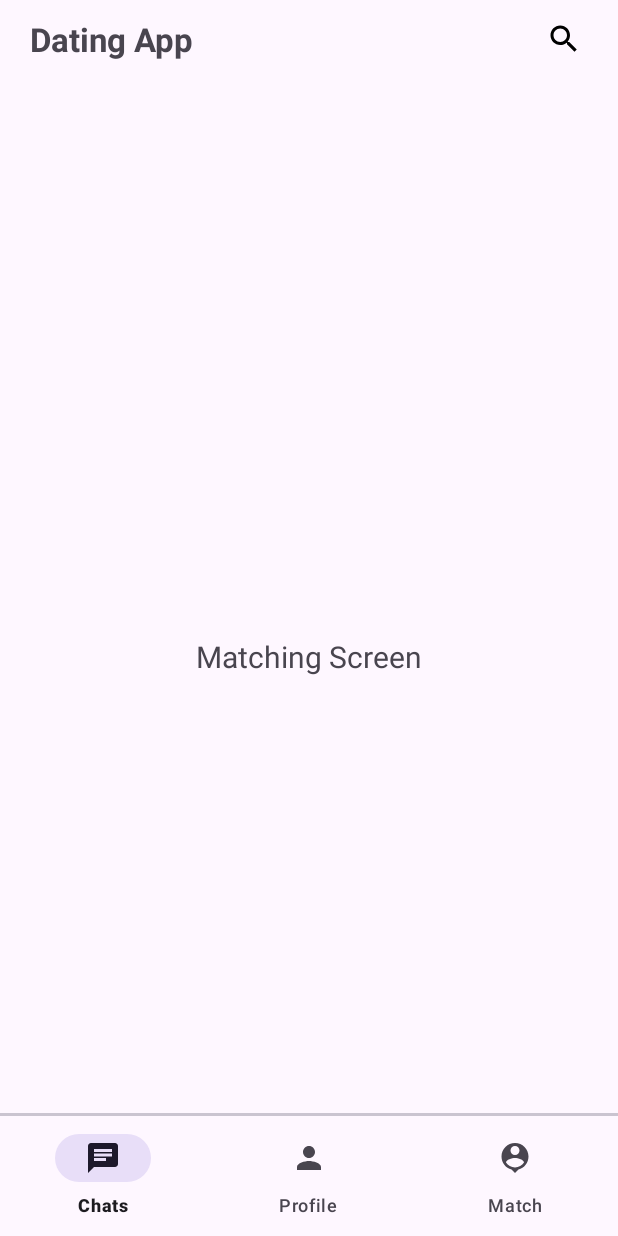
After one commit to csis-4175-project/DatingApp, an Android app: the fragment MatchingFragment placed in its activity, on a phone screen of 412 x 824 dp. The commit adds this screen. Run offline under Robolectric (Android 15) with nearby library versions, the phone set to English and light mode, and no system bars.

Commit message:
added main ui and different fragements for chating, prfile and matching

```diff
--- a/TermProject_DatingApp/app/src/main/AndroidManifest.xml
+++ b/TermProject_DatingApp/app/src/main/AndroidManifest.xml
@@ -13,6 +13,12 @@
         android:theme="@style/Theme.TermProject_DatingApp"
         tools:targetApi="31">
         <activity
+            android:name=".SearchUserActivity"
+            android:exported="false" />
+        <activity
+            android:name=".MainActivity"
+            android:exported="false" />
+        <activity
             android:name=".Splash_Screen_Activity"
             android:exported="true">
             <intent-filter>
--- /dev/null
+++ b/TermProject_DatingApp/app/src/main/java/com/example/termproject_datingapp/ChatFragment.java
@@ -0,0 +1,24 @@
+package com.example.termproject_datingapp;
+
+import android.os.Bundle;
+
+import androidx.fragment.app.Fragment;
+
+import android.view.LayoutInflater;
+import android.view.View;
+import android.view.ViewGroup;
+
+public class ChatFragment extends Fragment {
+
+
+    public ChatFragment() {
+        // Required empty public constructor
+    }
+
+
+    @Override
+    public View onCreateView(LayoutInflater inflater, ViewGroup container, Bundle savedInstanceState) {
+        // Inflate the layout for this fragment
+        return inflater.inflate(R.layout.fragment_chat, container, false);
+    }
+}
--- /dev/null
+++ b/TermProject_DatingApp/app/src/main/java/com/example/termproject_datingapp/MainActivity.java
@@ -0,0 +1,64 @@
+package com.example.termproject_datingapp;
+
+import androidx.annotation.NonNull;
+import androidx.appcompat.app.AppCompatActivity;
+
+import android.content.Intent;
+import android.os.Bundle;
+import android.view.MenuItem;
+import android.view.View;
+import android.widget.ImageButton;
+
+import com.google.android.material.bottomnavigation.BottomNavigationView;
+import com.google.android.material.navigation.NavigationBarView;
+
+public class MainActivity extends AppCompatActivity {
+
+    BottomNavigationView bottomNavigationView;
+    ImageButton searchButton;
+
+    ChatFragment chatFragment;
+    ProfileFragment profileFragment;
+
+    MatchingFragment matchingFragment;
+
+    @Override
+    protected void onCreate(Bundle savedInstanceState) {
+        super.onCreate(savedInstanceState);
+        setContentView(R.layout.activity_main);
+
+
+        chatFragment = new ChatFragment();
+        profileFragment = new ProfileFragment();
+        matchingFragment = new MatchingFragment();
+
+        bottomNavigationView = findViewById(R.id.bottom_nav);
+        searchButton  = findViewById(R.id.main_search_button);
+
+        searchButton.setOnClickListener(new View.OnClickListener() {
+            @Override
+            public void onClick(View view) {
+                startActivity( new Intent(MainActivity.this, SearchUserActivity.class));
+            }
+        });
+
+        bottomNavigationView.setOnItemSelectedListener(new NavigationBarView.OnItemSelectedListener() {
+            @Override
+            public boolean onNavigationItemSelected(@NonNull MenuItem item) {
+                if(item.getItemId() == R.id.menu_chat){
+                    getSupportFragmentManager().beginTransaction().replace(R.id.main_frame_layout, chatFragment).commit();
+                }
+
+                if(item.getItemId() == R.id.menu_profile){
+                    getSupportFragmentManager().beginTransaction().replace(R.id.main_frame_layout, profileFragment).commit();
+                }
+
+                if(item.getItemId() == R.id.matching_profile){
+                    getSupportFragmentManager().beginTransaction().replace(R.id.main_frame_layout, matchingFragment).commit();
+                }
+                return true;
+            }
+        });
+        bottomNavigationView.setSelectedItemId(R.id.menu_chat);
+    }
+}
--- /dev/null
+++ b/TermProject_DatingApp/app/src/main/java/com/example/termproject_datingapp/MatchingFragment.java
@@ -0,0 +1,25 @@
+package com.example.termproject_datingapp;
+
+import android.os.Bundle;
+
+import androidx.fragment.app.Fragment;
+
+import android.view.LayoutInflater;
+import android.view.View;
+import android.view.ViewGroup;
+
+public class MatchingFragment extends Fragment {
+
+
+    public MatchingFragment() {
+        // Required empty public constructor
+    }
+
+
+    @Override
+    public View onCreateView(LayoutInflater inflater, ViewGroup container,
+                             Bundle savedInstanceState) {
+        // Inflate the layout for this fragment
+        return inflater.inflate(R.layout.fragment_matching, container, false);
+    }
+}
--- /dev/null
+++ b/TermProject_DatingApp/app/src/main/java/com/example/termproject_datingapp/ProfileFragment.java
@@ -0,0 +1,22 @@
+package com.example.termproject_datingapp;
+
+import android.os.Bundle;
+
+import androidx.fragment.app.Fragment;
+
+import android.view.LayoutInflater;
+import android.view.View;
+import android.view.ViewGroup;
+
+public class ProfileFragment extends Fragment {
+    public ProfileFragment() {
+        // Required empty public constructor
+    }
+
+    @Override
+    public View onCreateView(LayoutInflater inflater, ViewGroup container,
+                             Bundle savedInstanceState) {
+        // Inflate the layout for this fragment
+        return inflater.inflate(R.layout.fragment_profile, container, false);
+    }
+}
--- /dev/null
+++ b/TermProject_DatingApp/app/src/main/java/com/example/termproject_datingapp/SearchUserActivity.java
@@ -0,0 +1,14 @@
+package com.example.termproject_datingapp;
+
+import androidx.appcompat.app.AppCompatActivity;
+
+import android.os.Bundle;
+
+public class SearchUserActivity extends AppCompatActivity {
+
+    @Override
+    protected void onCreate(Bundle savedInstanceState) {
+        super.onCreate(savedInstanceState);
+        setContentView(R.layout.activity_search_user);
+    }
+}
--- a/TermProject_DatingApp/app/src/main/java/com/example/termproject_datingapp/Splash_Screen_Activity.java
+++ b/TermProject_DatingApp/app/src/main/java/com/example/termproject_datingapp/Splash_Screen_Activity.java
@@ -2,6 +2,7 @@ package com.example.termproject_datingapp;
 
 import androidx.appcompat.app.AppCompatActivity;
 
+import android.content.Intent;
 import android.os.Bundle;
 import android.os.Handler;
 import android.widget.TextView;
@@ -17,7 +18,7 @@ public class Splash_Screen_Activity extends AppCompatActivity {
     @Override
     protected void onCreate(Bundle savedInstanceState) {
         super.onCreate(savedInstanceState);
-        setContentView(R.layout.activity_main);
+        setContentView(R.layout.splash_screen_activity);
 
         //declare the values
         app_name_1 = findViewById(R.id.app_name_1);
@@ -36,6 +37,7 @@ public class Splash_Screen_Activity extends AppCompatActivity {
         handler.postDelayed(new Runnable() {
             @Override
             public void run() {
+                startActivity(new Intent(Splash_Screen_Activity.this, MainActivity.class));
                 //create onBoarding part, Three pages
                 //messaging aspect
                 //swiping aspect
--- /dev/null
+++ b/TermProject_DatingApp/app/src/main/res/drawable/chat_icons.xml
@@ -0,0 +1,5 @@
+<vector android:autoMirrored="true" android:height="100dp"
+    android:tint="#000000" android:viewportHeight="24"
+    android:viewportWidth="24" android:width="100dp" xmlns:android="http://schemas.android.com/apk/res/android">
+    <path android:fillColor="@android:color/white" android:pathData="M20,2L4,2c-1.1,0 -1.99,0.9 -1.99,2L2,22l4,-4h14c1.1,0 2,-0.9 2,-2L22,4c0,-1.1 -0.9,-2 -2,-2zM6,9h12v2L6,11L6,9zM14,14L6,14v-2h8v2zM18,8L6,8L6,6h12v2z"/>
+</vector>
--- /dev/null
+++ b/TermProject_DatingApp/app/src/main/res/drawable/match_icon.xml
@@ -0,0 +1,5 @@
+<vector android:height="24dp" android:tint="#000000"
+    android:viewportHeight="24" android:viewportWidth="24"
+    android:width="24dp" xmlns:android="http://schemas.android.com/apk/res/android">
+    <path android:fillColor="@android:color/white" android:pathData="M12,2c-4.97,0 -9,4.03 -9,9 0,4.17 2.84,7.67 6.69,8.69L12,22l2.31,-2.31C18.16,18.67 21,15.17 21,11c0,-4.97 -4.03,-9 -9,-9zM12,4c1.66,0 3,1.34 3,3s-1.34,3 -3,3 -3,-1.34 -3,-3 1.34,-3 3,-3zM12,18.3c-2.5,0 -4.71,-1.28 -6,-3.22 0.03,-1.99 4,-3.08 6,-3.08 1.99,0 5.97,1.09 6,3.08 -1.29,1.94 -3.5,3.22 -6,3.22z"/>
+</vector>
--- /dev/null
+++ b/TermProject_DatingApp/app/src/main/res/drawable/profile_icon.xml
@@ -0,0 +1,5 @@
+<vector android:height="100dp" android:tint="#000000"
+    android:viewportHeight="24" android:viewportWidth="24"
+    android:width="100dp" xmlns:android="http://schemas.android.com/apk/res/android">
+    <path android:fillColor="@android:color/white" android:pathData="M12,12c2.21,0 4,-1.79 4,-4s-1.79,-4 -4,-4 -4,1.79 -4,4 1.79,4 4,4zM12,14c-2.67,0 -8,1.34 -8,4v2h16v-2c0,-2.66 -5.33,-4 -8,-4z"/>
+</vector>
--- /dev/null
+++ b/TermProject_DatingApp/app/src/main/res/drawable/search_icon.xml
@@ -0,0 +1,5 @@
+<vector android:height="24dp" android:tint="#000000"
+    android:viewportHeight="24" android:viewportWidth="24"
+    android:width="24dp" xmlns:android="http://schemas.android.com/apk/res/android">
+    <path android:fillColor="@android:color/white" android:pathData="M15.5,14h-0.79l-0.28,-0.27C15.41,12.59 16,11.11 16,9.5 16,5.91 13.09,3 9.5,3S3,5.91 3,9.5 5.91,16 9.5,16c1.61,0 3.09,-0.59 4.23,-1.57l0.27,0.28v0.79l5,4.99L20.49,19l-4.99,-5zM9.5,14C7.01,14 5,11.99 5,9.5S7.01,5 9.5,5 14,7.01 14,9.5 11.99,14 9.5,14z"/>
+</vector>
--- /dev/null
+++ b/TermProject_DatingApp/app/src/main/res/layout/activity_main.xml
@@ -0,0 +1,59 @@
+<?xml version="1.0" encoding="utf-8"?>
+<RelativeLayout xmlns:android="http://schemas.android.com/apk/res/android"
+    xmlns:app="http://schemas.android.com/apk/res-auto"
+    xmlns:tools="http://schemas.android.com/tools"
+    android:layout_width="match_parent"
+    android:layout_height="match_parent"
+    tools:context=".MainActivity"
+
+    >
+
+    <RelativeLayout
+        android:layout_width="match_parent"
+        android:layout_height="wrap_content"
+        android:padding="10dp"
+        android:id="@+id/tool_bar">
+
+        <TextView
+            android:layout_width="wrap_content"
+            android:layout_height="wrap_content"
+            android:text="Dating App"
+            android:textSize="22sp"
+            android:textStyle="bold"
+            android:layout_marginStart="10dp"
+            android:layout_centerVertical="true"
+            />
+        <ImageButton
+            android:layout_width="32dp"
+            android:layout_height="32dp"
+            android:src="@drawable/search_icon"
+            android:layout_alignParentEnd="true"
+            android:background="?attr/selectableItemBackgroundBorderless"
+            android:layout_centerVertical="true"
+            android:layout_marginEnd="10dp"
+            android:id="@+id/main_search_button"
+            />
+
+    </RelativeLayout>
+
+    <FrameLayout
+        android:layout_width="match_parent"
+        android:layout_height="match_parent"
+        android:layout_below="@id/tool_bar"
+        android:id="@+id/main_frame_layout"
+        />
+
+    <com.google.android.material.divider.MaterialDivider
+        android:layout_width="wrap_content"
+        android:layout_height="2dp"
+        android:layout_above="@id/bottom_nav" />
+
+    <com.google.android.material.bottomnavigation.BottomNavigationView
+        android:layout_width="match_parent"
+        android:layout_height="wrap_content"
+        android:layout_alignParentBottom="true"
+        android:background="?attr/selectableItemBackgroundBorderless"
+        android:id="@+id/bottom_nav"
+        app:menu="@menu/bottom_navigation_menu"
+        />
+</RelativeLayout>
--- /dev/null
+++ b/TermProject_DatingApp/app/src/main/res/layout/activity_search_user.xml
@@ -0,0 +1,9 @@
+<?xml version="1.0" encoding="utf-8"?>
+<androidx.constraintlayout.widget.ConstraintLayout xmlns:android="http://schemas.android.com/apk/res/android"
+    xmlns:app="http://schemas.android.com/apk/res-auto"
+    xmlns:tools="http://schemas.android.com/tools"
+    android:layout_width="match_parent"
+    android:layout_height="match_parent"
+    tools:context=".SearchUserActivity">
+
+</androidx.constraintlayout.widget.ConstraintLayout>
--- /dev/null
+++ b/TermProject_DatingApp/app/src/main/res/layout/fragment_chat.xml
@@ -0,0 +1,16 @@
+<?xml version="1.0" encoding="utf-8"?>
+<RelativeLayout xmlns:android="http://schemas.android.com/apk/res/android"
+    xmlns:tools="http://schemas.android.com/tools"
+    android:layout_width="match_parent"
+    android:layout_height="match_parent"
+    tools:context=".ChatFragment">
+
+    <!-- TODO: Update blank fragment layout -->
+    <TextView
+        android:layout_width="wrap_content"
+        android:layout_height="wrap_content"
+        android:text="Chat Screen"
+        android:textSize="20sp"
+        android:layout_centerInParent="true"/>
+
+</RelativeLayout>
--- /dev/null
+++ b/TermProject_DatingApp/app/src/main/res/layout/fragment_matching.xml
@@ -0,0 +1,15 @@
+<?xml version="1.0" encoding="utf-8"?>
+<RelativeLayout xmlns:android="http://schemas.android.com/apk/res/android"
+    xmlns:tools="http://schemas.android.com/tools"
+    android:layout_width="match_parent"
+    android:layout_height="match_parent"
+    tools:context=".MatchingFragment">
+
+    <TextView
+        android:layout_width="wrap_content"
+        android:layout_height="wrap_content"
+        android:text="Matching Screen"
+        android:textSize="20sp"
+        android:layout_centerInParent="true"/>
+
+</RelativeLayout>
--- /dev/null
+++ b/TermProject_DatingApp/app/src/main/res/layout/fragment_profile.xml
@@ -0,0 +1,16 @@
+<?xml version="1.0" encoding="utf-8"?>
+<RelativeLayout xmlns:android="http://schemas.android.com/apk/res/android"
+    xmlns:tools="http://schemas.android.com/tools"
+    android:layout_width="match_parent"
+    android:layout_height="match_parent"
+    tools:context=".ProfileFragment">
+
+
+    <TextView
+        android:layout_width="wrap_content"
+        android:layout_height="wrap_content"
+        android:text="Profile Screen"
+        android:textSize="20sp"
+        android:layout_centerInParent="true"/>
+
+</RelativeLayout>
--- a/TermProject_DatingApp/app/src/main/res/menu/bottom_navigation_menu.xml
+++ b/TermProject_DatingApp/app/src/main/res/menu/bottom_navigation_menu.xml
@@ -1,4 +1,23 @@
 <?xml version="1.0" encoding="utf-8"?>
 <menu xmlns:android="http://schemas.android.com/apk/res/android">
+    <item
+        android:title="Chats"
+        android:icon="@drawable/chat_icons"
+        android:id="@+id/menu_chat"
 
+        />
+
+    <item
+        android:title="Profile"
+        android:icon="@drawable/profile_icon"
+        android:id="@+id/menu_profile"
+
+        />
+
+    <item
+        android:title="Match"
+        android:icon="@drawable/match_icon"
+        android:id="@+id/matching_profile"
+
+        />
 </menu>
--- a/TermProject_DatingApp/app/src/main/res/values/strings.xml
+++ b/TermProject_DatingApp/app/src/main/res/values/strings.xml
@@ -1,3 +1,5 @@
 <resources>
     <string name="app_name">TermProject_DatingApp</string>
+    <!-- TODO: Remove or change this placeholder text -->
+    <string name="hello_blank_fragment">Hello blank fragment</string>
 </resources>
```
